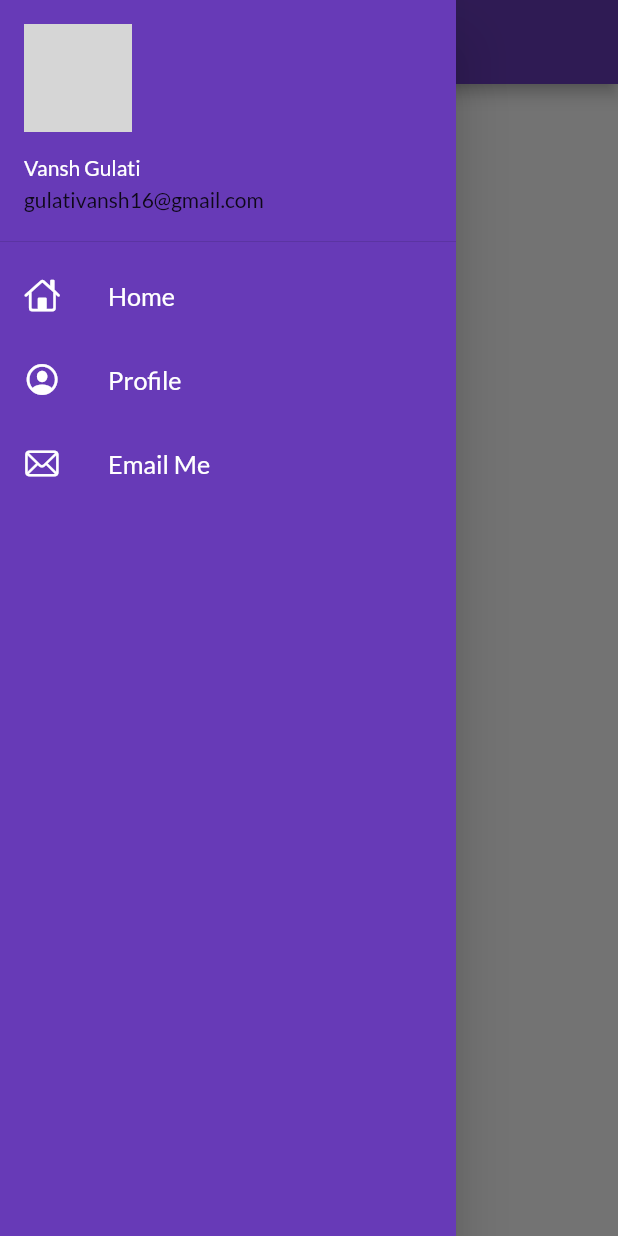
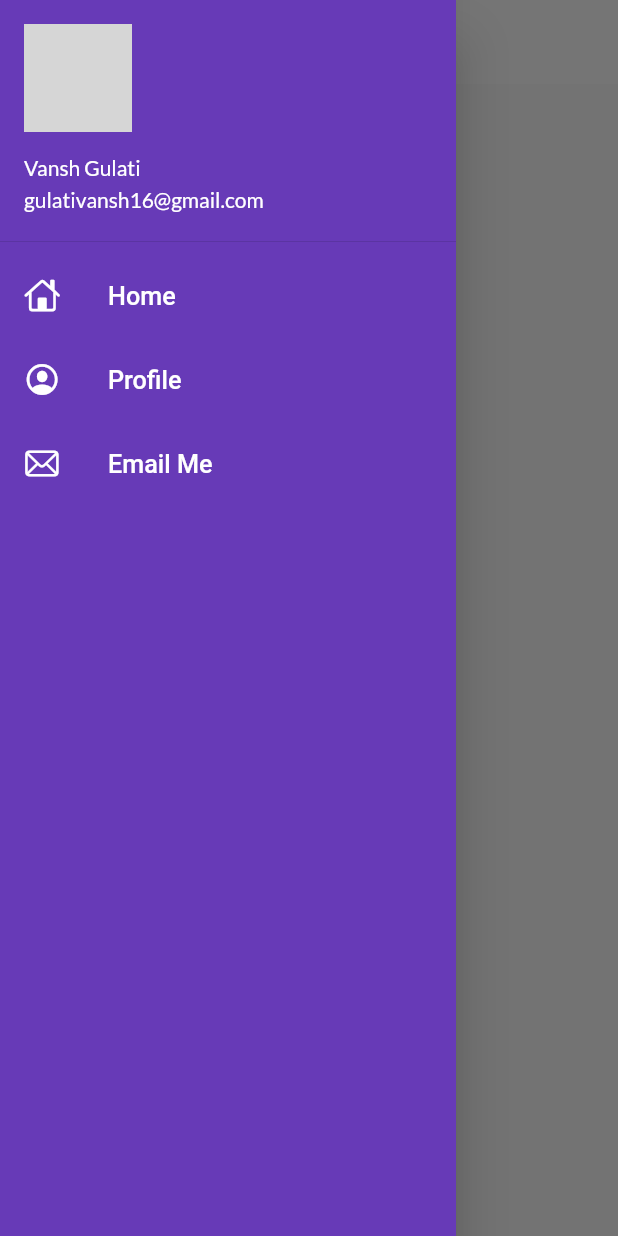
Before and after one commit to vanshgulati16/flutter, a Flutter app: the screen it shows after launch, with the side drawer open, on a phone screen of 412 x 824 dp. Run offline on Flutter 3.47's test engine with Material 2 defaults, Android fonts, the phone set to English and light mode, and no system bars; our stand-ins replace google_fonts; network calls fail; grey boxes are pictures that could not be loaded.

Commit message:
themes extracted

```diff
--- a/lib/main.dart
+++ b/lib/main.dart
@@ -1,7 +1,7 @@
 import 'package:app/pages/login_page.dart';
 import 'package:app/utils/routes.dart';
+import 'package:app/widgets/themes.dart';
 import 'package:flutter/material.dart';
-import 'package:google_fonts/google_fonts.dart';
 import 'pages/home_page.dart';
 
 void main() {
@@ -16,12 +16,8 @@ class MyApp extends StatelessWidget {
     return MaterialApp(
       // home: HomePage(),
       themeMode: ThemeMode.light,
-      theme: ThemeData(
-        primarySwatch: Colors.deepPurple,
-        fontFamily: GoogleFonts.lato().fontFamily,
-        primaryTextTheme: GoogleFonts.latoTextTheme(),
-        //darkTheme: ThemeData(brightness: Brightness.dark),
-      ),
+      theme: MyTheme.lightTheme(context),
+      darkTheme: MyTheme.darkTheme(context),
       debugShowCheckedModeBanner: false,
       initialRoute: MyRoutes.homeRoute,
       routes: {
--- a/lib/pages/home_page.dart
+++ b/lib/pages/home_page.dart
@@ -1,3 +1,5 @@
+import 'dart:ui';
+
 import 'package:app/widgets/drawer.dart';
 import 'package:flutter/material.dart';
 // import 'package:matcher/matcher.dart';
@@ -9,7 +11,10 @@ class HomePage extends StatelessWidget {
   Widget build(BuildContext context) {
     return Scaffold(
       appBar: AppBar(
-        title: const Text("Catalog App"),
+        title: const Text(
+          "Catalog App",
+          style: TextStyle(color: Colors.black),
+        ),
       ),
       body: Center(
         child: Container(
--- a/lib/widgets/drawer.dart
+++ b/lib/widgets/drawer.dart
@@ -6,7 +6,7 @@ class MyDrawer extends StatelessWidget {
 
   @override
   Widget build(BuildContext context) {
-    final imageUrl =
+    const imageUrl =
         "https://media-exp1.licdn.com/dms/image/C4E03AQHYBkxTteHtLg/profile-displayphoto-shrink_200_200/0/1624900405387?e=1644451200&v=beta&t=zKIQ0fpRhTbHShYmsA6MKaMOfvG7hWcjT2vmk5HAopk";
     return Drawer(
       child: Container(
@@ -22,7 +22,10 @@ class MyDrawer extends StatelessWidget {
                   "Vansh Gulati",
                   style: TextStyle(color: Colors.white),
                 ),
-                accountEmail: Text("gulativansh16@gmail.com"),
+                accountEmail: Text(
+                  "gulativansh16@gmail.com",
+                  style: TextStyle(color: Colors.white),
+                ),
                 currentAccountPicture: CircleAvatar(
                   backgroundImage: NetworkImage(imageUrl),
                 ),
--- /dev/null
+++ b/lib/widgets/themes.dart
@@ -0,0 +1,16 @@
+import 'package:flutter/material.dart';
+import 'package:google_fonts/google_fonts.dart';
+
+class MyTheme {
+  static ThemeData lightTheme(BuildContext context) => ThemeData(
+      primarySwatch: Colors.deepPurple,
+      primaryTextTheme: GoogleFonts.latoTextTheme(),
+      appBarTheme: AppBarTheme(
+        color: Colors.white,
+        elevation: 0.0,
+        iconTheme: IconThemeData(color: Colors.black),
+      ));
+
+  static ThemeData darkTheme(BuildContext context) =>
+      ThemeData(brightness: Brightness.dark);
+}
```
